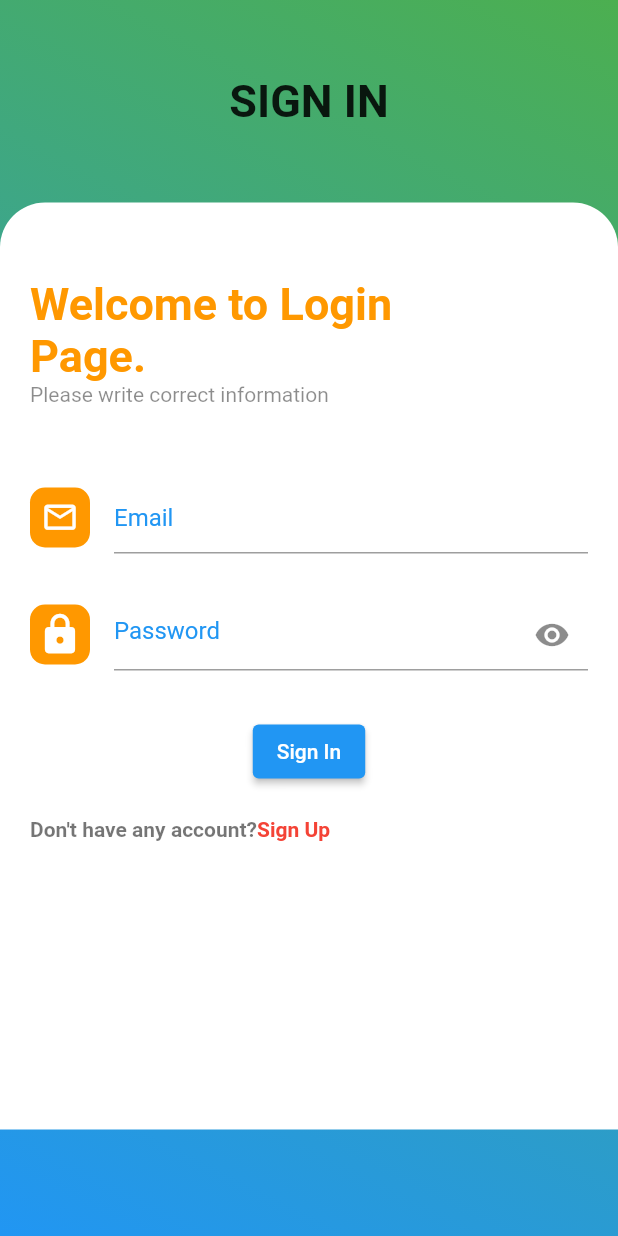
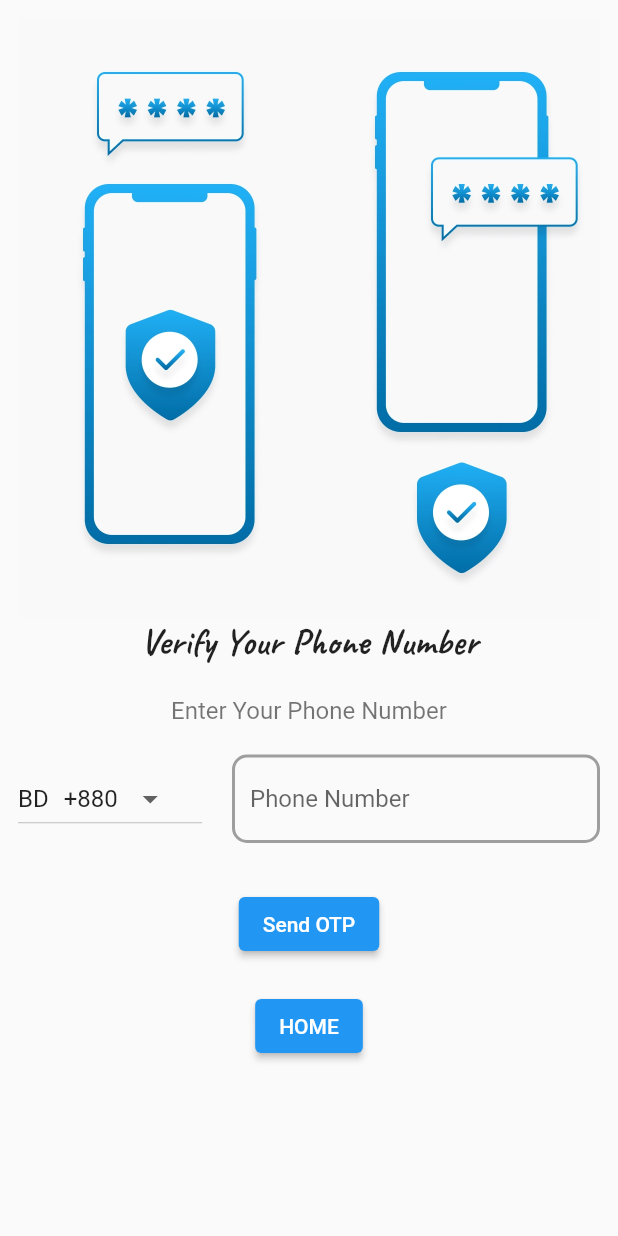
Before and after one commit to SaifulIslam13/Demo_Project, a Flutter app: the LoginPage screen opened directly, after a tap on "Continue", on a phone screen of 412 x 824 dp. Run offline on Flutter 3.47's test engine with Material 2 defaults, Android fonts, the phone set to English and light mode, and no system bars; our stand-ins replace dropdown_button2, smooth_page_indicator.

Commit message:
Verification and model

```diff
--- /dev/null
+++ b/lib/model_class/_verification.dart
@@ -0,0 +1,18 @@
+import 'package:flutter/material.dart';
+import 'package:flutter/cupertino.dart';
+
+class Item {
+  String? country;
+  String? code;
+
+  Item({this.code, this.country});
+
+  static List<Item> users() {
+    return [
+      Item(country: 'BD', code: '+880'),
+      Item(country: 'USA', code: '0011'),
+      Item(country: 'KSA', code: '+966'),
+      Item(country: 'IND', code: '0000')
+    ];
+  }
+}
--- a/lib/reg_page.dart
+++ b/lib/reg_page.dart
@@ -2,6 +2,7 @@ import 'package:flutter/material.dart';
 import 'package:flutter/src/foundation/key.dart';
 import 'package:flutter/src/widgets/framework.dart';
 import 'package:project_demo/loginpages/login_page.dart';
+import 'package:project_demo/verification_pages/phone_page.dart';
 
 class LoginPage extends StatefulWidget {
   const LoginPage({Key? key}) : super(key: key);
@@ -97,7 +98,7 @@ class _LoginPageState extends State<LoginPage> {
                       Navigator.push(
                           context,
                           MaterialPageRoute(
-                              builder: (context) => SigninPage()));
+                              builder: (context) => PhoneVerify()));
                     },
                     child: Text("Continue"))),
             SizedBox(
--- /dev/null
+++ b/lib/verification_pages/phone_page.dart
@@ -0,0 +1,130 @@
+import 'package:flutter/material.dart';
+import 'package:flutter/src/foundation/key.dart';
+import 'package:flutter/src/widgets/framework.dart';
+import 'package:project_demo/model_class/_verification.dart';
+import 'package:dropdown_button2/dropdown_button2.dart';
+import 'package:project_demo/verification_pages/otp_page.dart';
+
+class PhoneVerify extends StatefulWidget {
+  const PhoneVerify({Key? key}) : super(key: key);
+
+  @override
+  State<PhoneVerify> createState() => _PhoneVerifyState();
+}
+
+class _PhoneVerifyState extends State<PhoneVerify> {
+  final users = Item.users();
+  String dropdownvalue = '';
+
+  @override
+  Widget build(BuildContext context) {
+    return SafeArea(
+      child: Scaffold(
+        body: SingleChildScrollView(
+          child: Padding(
+            padding: const EdgeInsets.all(12),
+            child: Column(
+              children: [
+                Container(
+                  height: 400,
+                  child: Image(
+                    image: AssetImage("images/phone.jpg"),
+                    height: double.infinity,
+                    width: double.infinity,
+                    fit: BoxFit.cover,
+                  ),
+                ),
+                Text(
+                  "Verify Your Phone Number",
+                  style: TextStyle(
+                      fontFamily: 'fonts2',
+                      fontSize: 25,
+                      fontWeight: FontWeight.bold),
+                ),
+                SizedBox(
+                  height: 20,
+                ),
+                Text(
+                  'Enter Your Phone Number',
+                  style: TextStyle(fontSize: 16, color: Colors.black54),
+                ),
+                SizedBox(
+                  height: 20,
+                ),
+                Row(
+                  children: [
+                    Expanded(
+                        flex: 2,
+                        child: DropdownButton(
+                          value: users[0],
+                          items: users.map((user) {
+                            return DropdownMenuItem(
+                              child: Row(
+                                children: [
+                                  Text('${user.country}'),
+                                  SizedBox(
+                                    width: 10,
+                                  ),
+                                  Text('${user.code}'),
+                                ],
+                              ),
+                              value: user,
+                            );
+                          }).toList(),
+                          onChanged: (country) {
+                            dropdownvalue = country.toString();
+                            print("You selected: $country");
+                          },
+                        )),
+                    SizedBox(
+                      width: 20,
+                    ),
+                    Expanded(
+                      flex: 4,
+                      child: TextField(
+                        decoration: InputDecoration(
+                            border: OutlineInputBorder(
+                                borderRadius: BorderRadius.circular(10),
+                                borderSide: BorderSide(
+                                  color: Colors.grey,
+                                  width: 2,
+                                )),
+                            focusedBorder: OutlineInputBorder(
+                              borderRadius: BorderRadius.circular(10),
+                              borderSide: BorderSide(
+                                color: Colors.grey,
+                                width: 2,
+                              ),
+                            ),
+                            enabledBorder: OutlineInputBorder(
+                                borderRadius: BorderRadius.circular(10),
+                                borderSide: BorderSide(
+                                  color: Colors.grey,
+                                  width: 2,
+                                )),
+                            hintText: 'Phone Number'),
+                      ),
+                    ),
+                  ],
+                ),
+                SizedBox(
+                  height: 30,
+                ),
+                ElevatedButton(
+                    onPressed: () {
+                      Navigator.of(context).push(
+                          MaterialPageRoute(builder: (context) => VerifyOtp()));
+                    },
+                    child: Text('Send OTP')),
+                SizedBox(
+                  height: 20,
+                ),
+                ElevatedButton(onPressed: () {}, child: Text('HOME')),
+              ],
+            ),
+          ),
+        ),
+      ),
+    );
+  }
+}
--- a/pubspec.yaml
+++ b/pubspec.yaml
@@ -27,6 +27,7 @@ environment:
 # the latest version available on pub.dev. To see which dependencies have newer
 # versions available, run `flutter pub outdated`.
 dependencies:
+  dropdown_button2:
   smooth_page_indicator:
   flutter:
     sdk: flutter
@@ -77,6 +78,9 @@ flutter:
     - family: fonts1
       fonts:
         - asset: fonts/Satisfy-Regular.ttf
+    - family: fonts2
+      fonts:
+       - asset: fonts/Caveat-VariableFont_wght.ttf
   #   - family: Trajan Pro
   #     fonts:
   #       - asset: fonts/TrajanPro.ttf
```
Also changed, not shown: lib/loginpages/login_page.dart (+9 -1 lines), lib/splash/splash_page.dart (added, +17 -0 lines), lib/verification_pages/otp_page.dart (added, +93 -0 lines), fonts/Caveat-VariableFont_wght.ttf (added), images/otp.jpg (added), images/phone.jpg (added), pubspec.lock.
